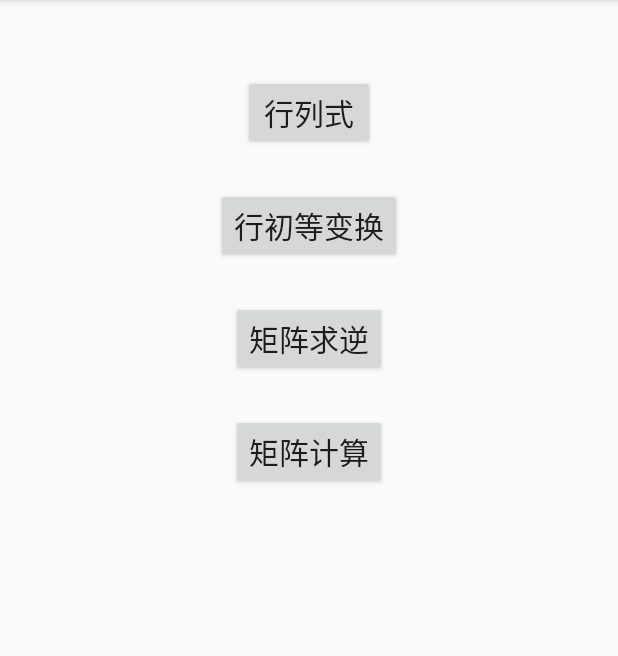
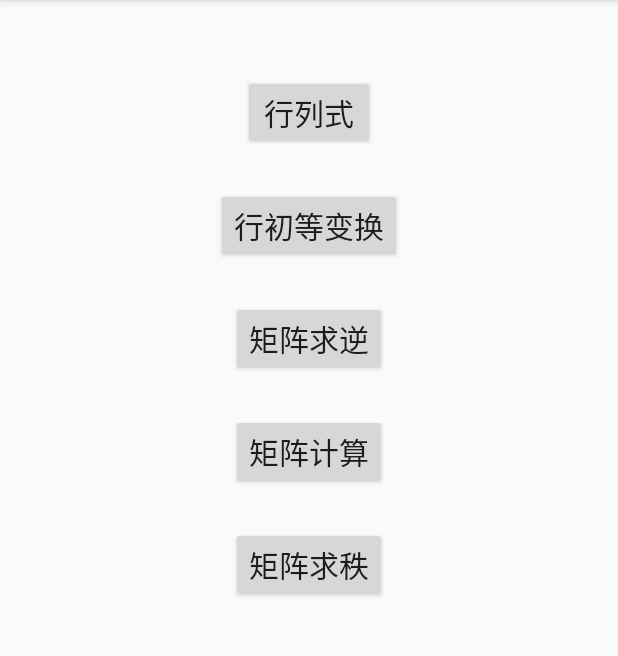
Before and after one commit to szm981120/LinearAssistant, an Android app: the screen it shows after launch (MainActivity), on a phone screen of 412 x 824 dp, the part 84-740 px from its top. Run offline under Robolectric (Android 15) with nearby library versions, the phone set to English and light mode, and no system bars.

Commit message:
feat: Seeking a matrix's rank.
Add a feature that seeks a matrix's rank. Basically do tests on Eclipse
and implement the feature on Android Studio.
Besides, fix a bug on row transition.

```diff
--- a/app/src/main/AndroidManifest.xml
+++ b/app/src/main/AndroidManifest.xml
@@ -21,6 +21,8 @@
     <activity android:name=".InverseMatrixHome"/>
     <activity android:name=".MatrixCalculationHome">
     </activity>
+    <activity android:name=".MatrixRankHome">
+    </activity>
   </application>
 
 </manifest>
--- a/app/src/main/java/com/example/shen/linearassist/MainActivity.java
+++ b/app/src/main/java/com/example/shen/linearassist/MainActivity.java
@@ -6,6 +6,7 @@ import android.os.Bundle;
 import android.util.Log;
 import android.view.View;
 import android.widget.Button;
+import myapis.MatrixStringToDouble;
 
 public class MainActivity extends AppCompatActivity implements View.OnClickListener {
 
@@ -13,6 +14,7 @@ public class MainActivity extends AppCompatActivity implements View.OnClickListe
   Button row_transition_button;
   Button inverse_matrix_button;
   Button calculation_button;
+  Button rank_btn;
 
   @Override
   protected void onCreate(Bundle savedInstanceState) {
@@ -26,6 +28,8 @@ public class MainActivity extends AppCompatActivity implements View.OnClickListe
     inverse_matrix_button.setOnClickListener(this);
     calculation_button = (Button) findViewById(R.id.calculation_button);
     calculation_button.setOnClickListener(this);
+    rank_btn = (Button) findViewById(R.id.rank_btn);
+    rank_btn.setOnClickListener(this);
   }
 
   @Override
@@ -47,6 +51,10 @@ public class MainActivity extends AppCompatActivity implements View.OnClickListe
         Intent intent3 = new Intent(MainActivity.this, MatrixCalculationHome.class);
         startActivity(intent3);
         break;
+      case R.id.rank_btn:
+        Intent intent4 = new Intent(MainActivity.this, MatrixRankHome.class);
+        startActivity(intent4);
+        break;
       default:
         break;
     }
--- a/app/src/main/res/layout/activity_main.xml
+++ b/app/src/main/res/layout/activity_main.xml
@@ -45,5 +45,15 @@
         android:text="矩阵计算"
         android:textSize="20dp"/>
 
+    <Button
+        android:id="@+id/rank_btn"
+        android:layout_width="wrap_content"
+        android:layout_height="wrap_content"
+        android:layout_centerHorizontal="true"
+        android:layout_below="@+id/calculation_button"
+        android:layout_marginTop="25dp"
+        android:text="矩阵求秩"
+        android:textSize="20dp"/>
+
 
 </RelativeLayout>
```
Also changed, not shown: app/src/main/java/com/example/shen/linearassist/MatrixRankHome.java (added, +58 -0 lines), app/src/main/java/myapis/RowTransition.java (+4 -4 lines), app/src/main/res/layout/activity_matrix_rank_home.xml (added, +49 -0 lines), 1 other file.
